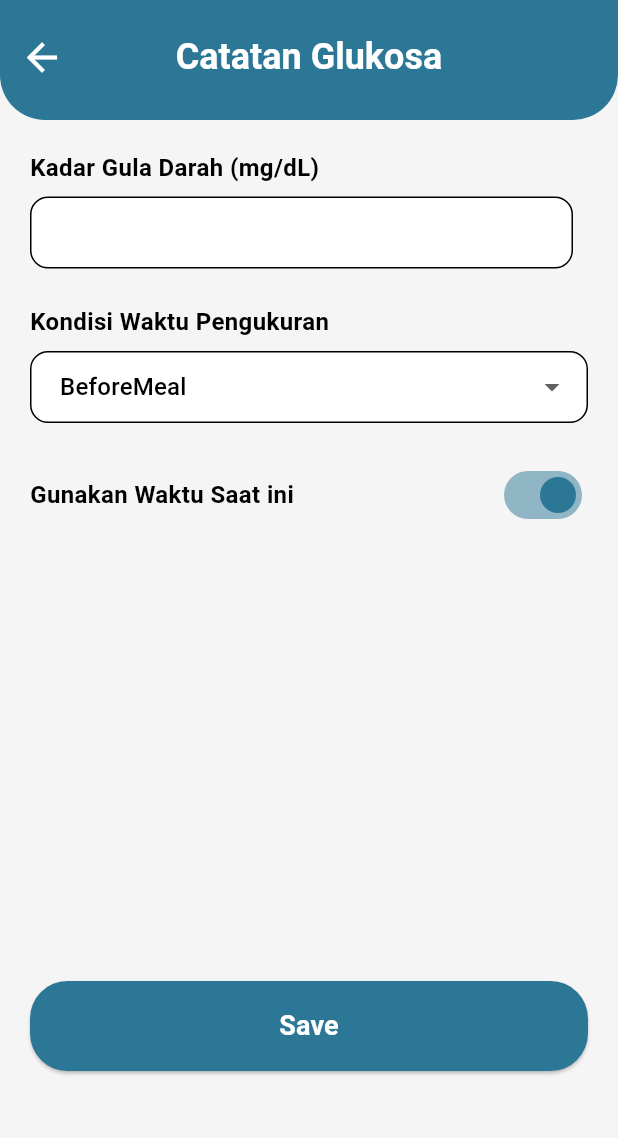
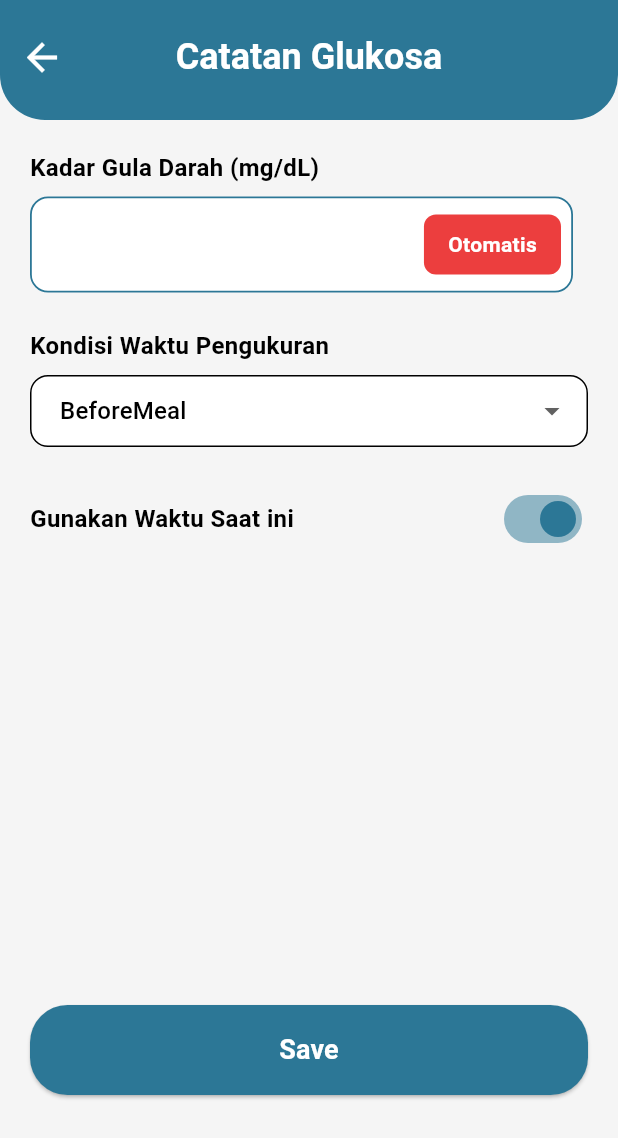
Before and after one commit to putritheresia21/gluco-track, a Flutter app: the GlucoseMeasuring screen opened directly, on a phone screen of 412 x 824 dp. Shown: the top 1138 px of the screen. Run offline on Flutter 3.47's test engine with Material 3 defaults, Android fonts, the phone set to English and light mode, and no system bars; our stand-ins replace cloud_firestore, firebase_auth, firebase_core, flutter_dotenv, image_picker, shared_preferences and 1 more; accounts and stored records are empty; project files that could hold a hidden picture were left out.

Commit message:
penambahan button otomatis IoT & minor

```diff
--- a/lib/pages/SocialMedia/feeds.dart
+++ b/lib/pages/SocialMedia/feeds.dart
@@ -163,7 +163,7 @@ class _PublicFeedPageState extends State<PublicFeedPage> {
               // Already on feed page
             },
             onNewsPressed: () {
-              // TODO: Navigate to News page
+              // Navigate to News page
               ScaffoldMessenger.of(context).showSnackBar(
                 const SnackBar(
                   content: Text('News page coming soon!'),
@@ -327,7 +327,7 @@ class _PublicFeedPageState extends State<PublicFeedPage> {
                                 // Like button
                                 InkWell(
                                   onTap: () {
-                                    // TODO: Implement like functionality
+                                    // Implement like functionality
                                   },
                                   child: Row(
                                     children: [
@@ -352,7 +352,7 @@ class _PublicFeedPageState extends State<PublicFeedPage> {
                                 // Comment button
                                 InkWell(
                                   onTap: () {
-                                    // TODO: Implement comment functionality
+                                    // Implement comment functionality
                                   },
                                   child: Row(
                                     children: [
--- a/lib/pages/glucose_measuring.dart
+++ b/lib/pages/glucose_measuring.dart
@@ -149,13 +149,30 @@ class GlucoseMeasuringState extends State<GlucoseMeasuring> {
               Row(
                 children: [
                   Expanded(
-                    child: TextFormField(
+                    child: Stack(
+                      alignment: Alignment.centerRight,
+                      children: [
+                        TextFormField(
                           decoration: InputDecoration(
                             filled: true,
                             fillColor: Colors.white,
-                        contentPadding: const EdgeInsets.symmetric(
-                            horizontal: 16, vertical: 12),
+                            contentPadding: const EdgeInsets.only(
+                              left: 16,
+                              right: 110,
+                              top: 20,
+                              bottom: 20,
+                            ),
                             border: OutlineInputBorder(
+                              borderRadius: BorderRadius.circular(12),
+                              borderSide: const BorderSide(
+                                  color: Color(0xFF2C7796), width: 1.2),
+                            ),
+                            enabledBorder: OutlineInputBorder(
+                              borderRadius: BorderRadius.circular(12),
+                              borderSide: const BorderSide(
+                                  color: Color(0xFF2C7796), width: 1.2),
+                            ),
+                            focusedBorder: OutlineInputBorder(
                               borderRadius: BorderRadius.circular(12),
                               borderSide: const BorderSide(
                                   color: Color(0xFF2C7796), width: 1.2),
@@ -173,6 +190,46 @@ class GlucoseMeasuringState extends State<GlucoseMeasuring> {
                           },
                           onSaved: (value) =>
                               glucoseLevel = double.tryParse(value!),
+                        ),
+                        Positioned(
+                          right: 8,
+                          child: Container(
+                            decoration: BoxDecoration(
+                              color: const Color(0xFFEC3E3E),
+                              borderRadius: BorderRadius.circular(8),
+                            ),
+                            child: Material(
+                              color: Colors.transparent,
+                              child: InkWell(
+                                onTap: () {
+                                  // Navigasi ke halaman deteksi gula darah invasif dengan IoT
+                                  // Navigator.push(
+                                  //   context,
+                                  //   MaterialPageRoute(
+                                  //     builder: (context) => IoTGlucoseDetectionPage(),
+                                  //   ),
+                                  // );
+                                },
+                                borderRadius: BorderRadius.circular(8),
+                                child: Container(
+                                  padding: const EdgeInsets.symmetric(
+                                    horizontal: 16,
+                                    vertical: 10,
+                                  ),
+                                  child: const Text(
+                                    "Otomatis",
+                                    style: TextStyle(
+                                      color: Colors.white,
+                                      fontSize: 14,
+                                      fontWeight: FontWeight.w600,
+                                    ),
+                                  ),
+                                ),
+                              ),
+                            ),
+                          ),
+                        ),
+                      ],
                     ),
                   ),
                   const SizedBox(width: 10),
@@ -246,7 +303,8 @@ class GlucoseMeasuringState extends State<GlucoseMeasuring> {
                     shape: RoundedRectangleBorder(
                       borderRadius: BorderRadius.circular(12),
                     ),
-                    padding: const EdgeInsets.symmetric(vertical: 14),
+                    padding: const EdgeInsets.symmetric(
+                        vertical: 14, horizontal: 20),
                   ),
                   child: Text(
                     selectedDateTime == null
```
Lines whose indentation alone changed are shown as unchanged.
